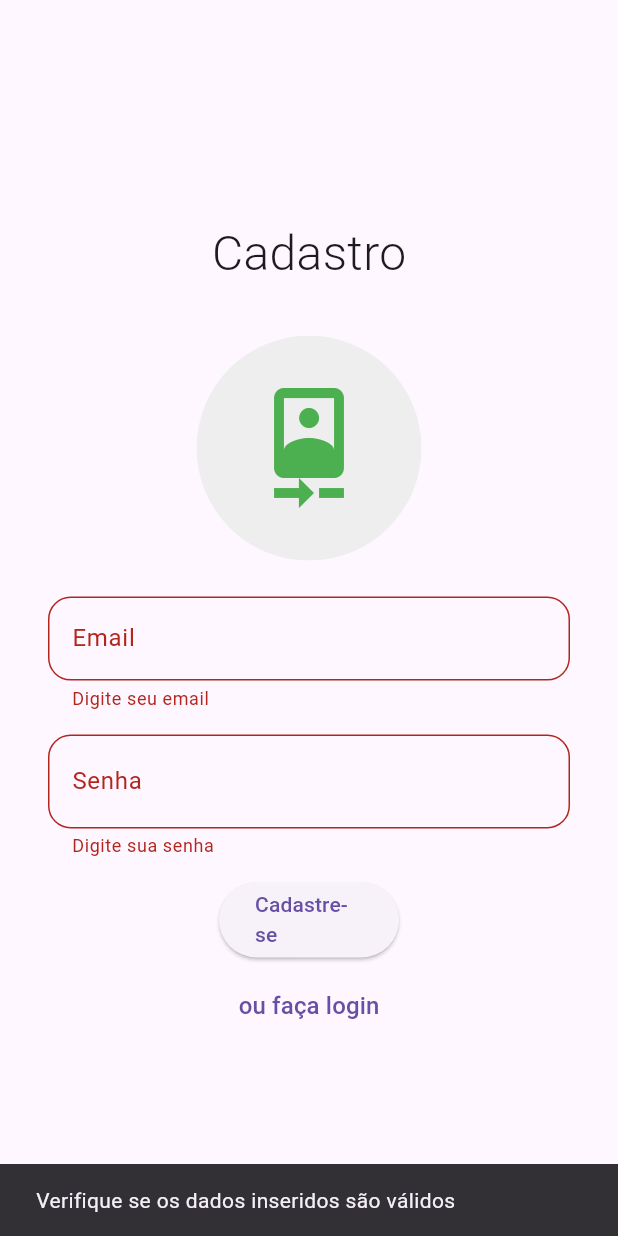
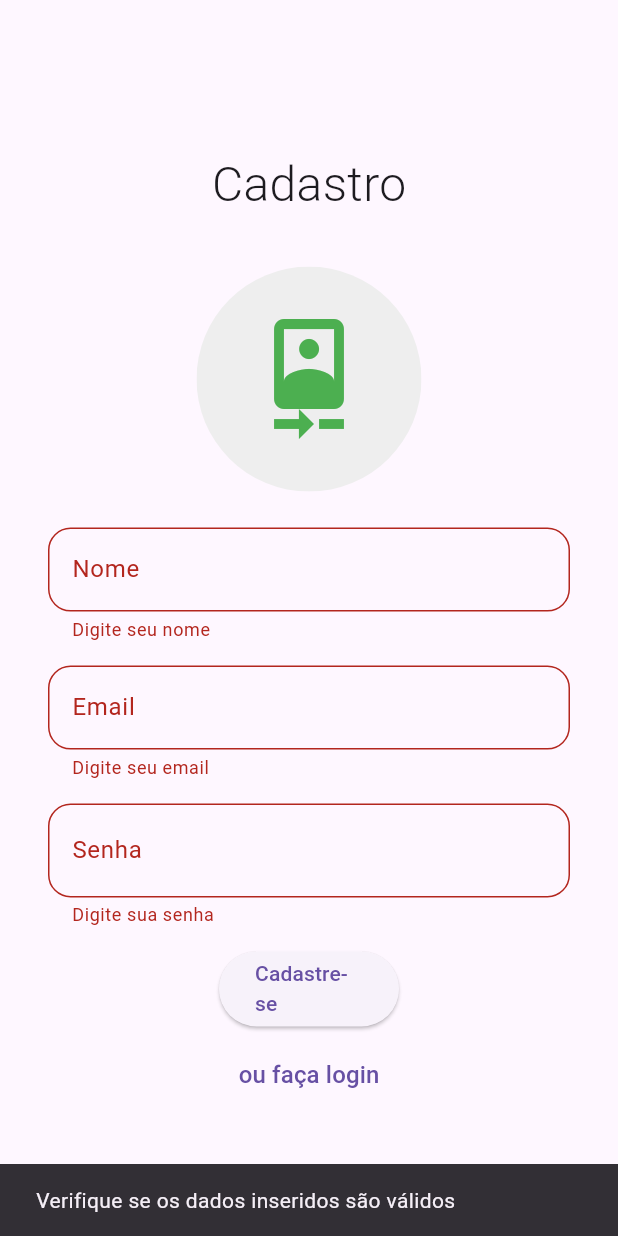
Before and after one commit to valdineifer/desafio_capyba, a Flutter app: the SignUpPage screen opened by its route, after a tap on "Cadastre-se", on a phone screen of 412 x 824 dp. Run offline on Flutter 3.47's test engine with Material 2 defaults, Android fonts, the phone set to English and light mode, and no system bars; our stand-ins replace email_validator, firebase_auth, firebase_core, firebase_storage, image_picker; accounts and stored records are empty; network calls fail.

```diff
--- a/lib/pages/signup_page.dart
+++ b/lib/pages/signup_page.dart
@@ -2,6 +2,8 @@ import 'dart:io';
 
 import 'package:desafio_capyba/services/auth_service.dart';
 import 'package:desafio_capyba/widgets/email_widget.dart';
+import 'package:desafio_capyba/widgets/loading_widget.dart';
+import 'package:desafio_capyba/widgets/name_field_widget.dart';
 import 'package:desafio_capyba/widgets/password.widget.dart';
 import 'package:desafio_capyba/widgets/selfie_widget.dart';
 import 'package:flutter/material.dart';
@@ -13,6 +15,7 @@ class SignUpPage extends StatelessWidget {
   Widget build(BuildContext context) {
     return Scaffold(
       body: Center(
+        child: SingleChildScrollView(
             child: Container(
           padding: const EdgeInsets.symmetric(horizontal: 32),
           child: Column(mainAxisSize: MainAxisSize.min, children: const [
@@ -24,6 +27,7 @@ class SignUpPage extends StatelessWidget {
             SignUpForm()
           ]),
         )),
+      ),
     );
   }
 }
@@ -40,19 +44,22 @@ class SignUpForm extends StatefulWidget {
 class SignUpFormState extends State<SignUpForm> {
   final _formKey = GlobalKey<FormState>();
   final AuthService _authController = AuthService();
+  TextEditingController nameController = TextEditingController();
   TextEditingController emailController = TextEditingController();
   TextEditingController passwordController = TextEditingController();
   File? imageFile;
 
   bool _isLoading = false;
-  bool get isLoading => _isLoading;
-  set isLoading(value) {
-    _isLoading = value;
+  set isLoading(bool loading) {
+    setState(() {
+      _isLoading = loading;
+    });
   }
 
   @override
   void dispose() {
     // Clean up the controller when the widget is disposed.
+    nameController.dispose();
     emailController.dispose();
     passwordController.dispose();
     super.dispose();
@@ -68,11 +75,14 @@ class SignUpFormState extends State<SignUpForm> {
     final navigator = Navigator.of(context);
     final scaffoldMessenger = ScaffoldMessenger.of(context);
 
+    isLoading = true;
+
     if (!_formKey.currentState!.validate()) {
       scaffoldMessenger.showSnackBar(
         const SnackBar(
             content: Text('Verifique se os dados inseridos são válidos')),
       );
+      isLoading = false;
       return;
     }
 
@@ -82,10 +92,12 @@ class SignUpFormState extends State<SignUpForm> {
             content:
                 Text('Selfie obrigatória! Clique no ícone para tirar uma.')),
       );
+      isLoading = false;
       return;
     }
 
     await _authController.signUpWithEmailAndPassword(
+        name: nameController.text,
         email: emailController.text,
         password: passwordController.text,
         imageFile: imageFile!,
@@ -93,8 +105,10 @@ class SignUpFormState extends State<SignUpForm> {
           ScaffoldMessenger.of(context).showSnackBar(
             SnackBar(content: Text(message)),
           );
+          isLoading = false;
         });
 
+    isLoading = false;
     navigator.pushNamed('/');
   }
 
@@ -103,8 +117,9 @@ class SignUpFormState extends State<SignUpForm> {
     return Form(
       key: _formKey,
       child: Column(
-        children: <Widget>[
+        children: [
           SelfieField(onTakePicture: setImageFile),
+          NameField(controller: nameController),
           EmailField(controller: emailController),
           PasswordField(controller: passwordController),
           Padding(
@@ -114,7 +129,11 @@ class SignUpFormState extends State<SignUpForm> {
               height: 50,
               child: ElevatedButton(
                 onPressed: () => onSubmit(),
-                child: const Text('Cadastre-se'),
+                child: !_isLoading
+                    ? Text('Cadastre-se')
+                    : CircularProgressIndicator(
+                        backgroundColor: Colors.lightGreenAccent,
+                      ),
               ),
             ),
           ),
--- /dev/null
+++ b/lib/widgets/name_field_widget.dart
@@ -0,0 +1,38 @@
+import 'package:flutter/material.dart';
+
+class NameField extends StatelessWidget {
+  final TextEditingController? controller;
+
+  const NameField({
+    this.controller,
+    Key? key,
+  }) : super(key: key);
+
+  @override
+  Widget build(BuildContext context) {
+    return Container(
+      padding: const EdgeInsets.symmetric(vertical: 8),
+      child: TextFormField(
+        keyboardType: TextInputType.name,
+        decoration: InputDecoration(
+          border: OutlineInputBorder(
+            borderRadius: BorderRadius.circular(15),
+          ),
+          labelText: 'Nome',
+        ),
+        controller: controller,
+        validator: (value) {
+          if (value == null || value.isEmpty) {
+            return 'Digite seu nome';
+          }
+
+          if (value.length < 3) {
+            return 'O nome deve ter no mínimo 3 caracteres';
+          }
+
+          return null;
+        },
+      ),
+    );
+  }
+}
```
Also changed, not shown: lib/pages/home_page.dart (+10 -0 lines), lib/services/auth_service.dart (+4 -3 lines), lib/services/storage_service.dart (+7 -2 lines). Lines whose indentation alone changed are shown as unchanged.
